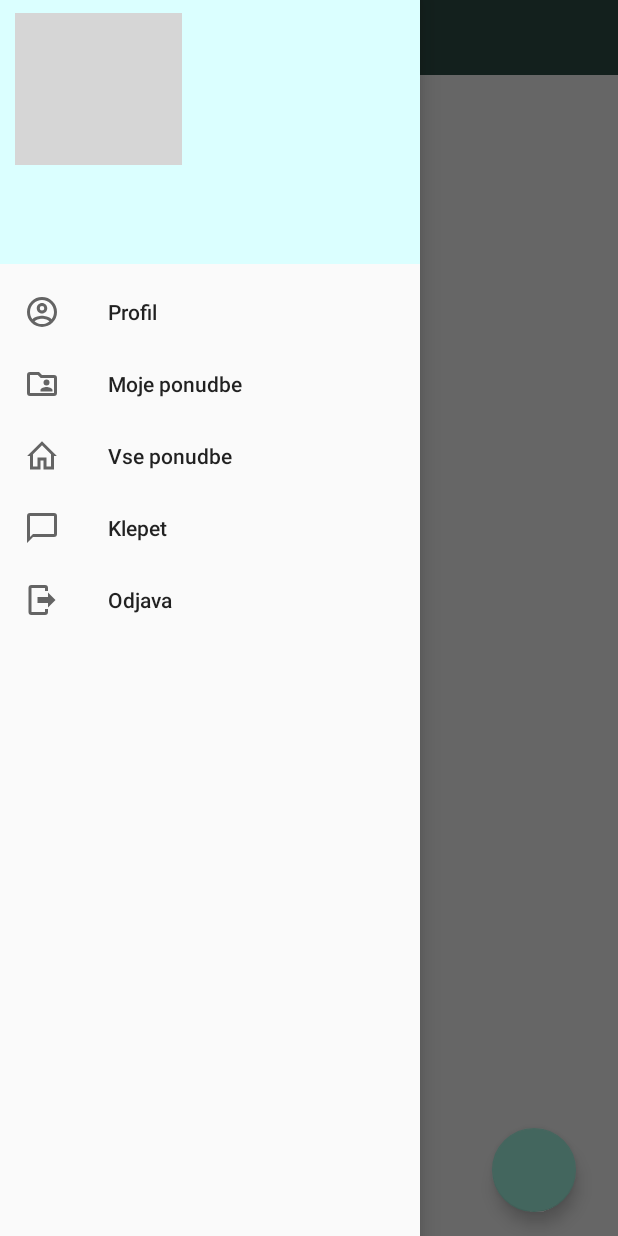
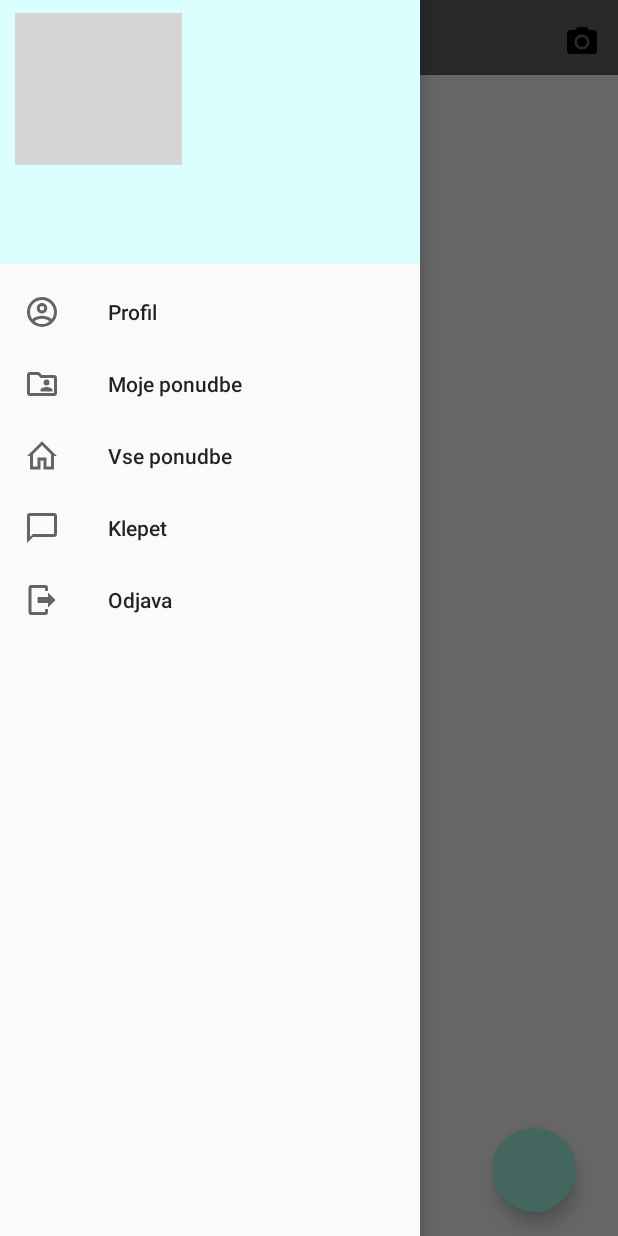
Before and after one commit to VerckoMatic/ProjektTVA_ITA, an Android app: the HomeFragment screen opened directly, with no data from a screen before it, with the side drawer open, on a phone screen of 412 x 824 dp. Run offline under Robolectric (Android 15) with nearby library versions, the phone set to English and light mode, and no system bars; our stand-ins replace CircleImageView, Picasso; libraries missing offline, so code that uses them is left out: retrofit2.adapter.rxjava, rx.android.schedulers, rx.schedulers, rx.subscriptions; pictures from the network do not load; 4 statements that could not run were skipped; grey boxes are pictures that could not be loaded.

Commit message:
SearchView dela

```diff
--- a/app/build.gradle
+++ b/app/build.gradle
@@ -44,4 +44,5 @@ dependencies {
     implementation 'com.github.stfalcon:frescoimageviewer:0.5.0'
     implementation 'org.jsoup:jsoup:1.12.1'
     implementation 'de.hdodenhof:circleimageview:3.0.0'
+    compile 'com.miguelcatalan:materialsearchview:1.4.0'
 }
--- a/app/src/main/AndroidManifest.xml
+++ b/app/src/main/AndroidManifest.xml
@@ -31,7 +31,8 @@
         <activity
             android:name="View.Activitys.Homepage"
             android:label="@string/title_activity_homepage"
-            android:theme="@style/AppTheme.NoActionBar" />
+            android:theme="@style/AppTheme.NoActionBar" >
+            </activity>
         <activity android:name="View.Activitys.ForgotPassword" />
         <activity android:name="View.Activitys.CreateItem" />
         <activity android:name="View.Activitys.ShowSelectedItem" />
--- a/app/src/main/java/View/Activitys/Fragments/HomeFragment.java
+++ b/app/src/main/java/View/Activitys/Fragments/HomeFragment.java
@@ -1,5 +1,6 @@
 package View.Activitys.Fragments;
 
+import android.app.SearchManager;
 import android.content.Context;
 import android.content.DialogInterface;
 import android.content.Intent;
@@ -12,13 +13,19 @@ import android.support.annotation.Nullable;
 import android.support.design.widget.FloatingActionButton;
 import android.support.design.widget.Snackbar;
 import android.support.v4.app.Fragment;
+import android.support.v4.view.MenuItemCompat;
 import android.support.v4.widget.SwipeRefreshLayout;
 import android.support.v7.app.AlertDialog;
 import android.support.v7.widget.LinearLayoutManager;
 import android.support.v7.widget.RecyclerView;
+import android.support.v7.widget.SearchView;
 import android.view.LayoutInflater;
+import android.view.Menu;
+import android.view.MenuInflater;
+import android.view.MenuItem;
 import android.view.View;
 import android.view.ViewGroup;
+import android.view.inputmethod.EditorInfo;
 import android.widget.TextView;
 import android.widget.Toast;
 
@@ -27,12 +34,7 @@ import com.google.gson.Gson;
 import com.google.gson.GsonBuilder;
 
 import java.io.IOException;
-import java.util.ArrayList;
-import java.util.List;
 
-import Model.Classes.Accessories;
-import Model.Classes.Devices;
-import Model.Classes.Game;
 import Model.ResponsePOJO.ItemResponsePOJO;
 import Model.ResponsePOJO.ItemResponsePOJOlist;
 import View.Activitys.Adapters.RecyclerViewAdapter;
@@ -50,6 +52,7 @@ import utils.Constants;
 public class HomeFragment extends Fragment {
     private String mToken;
     private String mEmail;
+    Context mContext;
     TextView tw_out;
     Bitmap bitmap;
     AlertDialog alertDialogWithRadioButtons;
@@ -59,6 +62,7 @@ public class HomeFragment extends Fragment {
     private SharedPreferences mSharedPreferences;
     Context applicationContext = Homepage.getContextOfApplication();
     RecyclerView recyclerView;
+    RecyclerViewAdapter adapter;
     ItemResponsePOJOlist itemResponsePOJOlist = new ItemResponsePOJOlist();
     @Nullable
     @Override
@@ -67,7 +71,8 @@ public class HomeFragment extends Fragment {
 
         mSubscriptions = new CompositeSubscription();
         initSharedPreferences();
-
+        setHasOptionsMenu(true);
+        //((AppCompatActivity)getActivity()).getSupportActionBar().hide();
         recyclerView = (RecyclerView)rootView.findViewById(R.id.rv);
 
 
@@ -228,7 +233,7 @@ public class HomeFragment extends Fragment {
             LinearLayoutManager linearLayoutManager = new LinearLayoutManager(getActivity());
             recyclerView.setLayoutManager(linearLayoutManager);
             itemResponsePOJOlist.setItemResponsePOJOlist(userDtoList.getItemResponsePOJOlist());
-            RecyclerViewAdapter adapter = new RecyclerViewAdapter(userDtoList.getItemResponsePOJOlist());
+            adapter = new RecyclerViewAdapter(userDtoList.getItemResponsePOJOlist());
             adapter.setOnItemClickListener(onItemClickListener);
             recyclerView.setAdapter(adapter);
         }
@@ -261,4 +266,33 @@ public class HomeFragment extends Fragment {
             startActivity(intent);
         }
     };
+
+
+    @Override
+    public void onCreateOptionsMenu(Menu menu, MenuInflater inflater) {
+        super.onCreateOptionsMenu(menu, inflater);
+        inflater.inflate(R.menu.search_menu, menu);
+
+        MenuItem searchItem = menu.findItem(R.id.action_search);
+        SearchView searchView = (SearchView) searchItem.getActionView();
+
+
+        searchView.setOnQueryTextListener(new SearchView.OnQueryTextListener() {
+            @Override
+            public boolean onQueryTextSubmit(String query) {
+                return false;
+            }
+
+            @Override
+            public boolean onQueryTextChange(String newText) {
+                adapter.getFilter().filter(newText);
+                return false;
+            }
+
+        });
+    }
+
+
+
+
 }
--- a/app/src/main/java/View/Activitys/Homepage.java
+++ b/app/src/main/java/View/Activitys/Homepage.java
@@ -14,6 +14,7 @@ import android.provider.MediaStore;
 import android.support.annotation.NonNull;
 import android.support.design.widget.NavigationView;
 import android.support.v4.view.GravityCompat;
+import android.support.v4.view.MenuItemCompat;
 import android.support.v4.widget.DrawerLayout;
 import android.support.v4.widget.SwipeRefreshLayout;
 import android.support.v7.app.ActionBarDrawerToggle;
@@ -21,6 +22,8 @@ import android.support.v7.app.AlertDialog;
 import android.support.v7.app.AppCompatActivity;
 import android.support.v7.widget.Toolbar;
 import android.util.Log;
+import android.view.Menu;
+import android.view.MenuInflater;
 import android.view.MenuItem;
 
 import com.example.matic.projekttva.R;
@@ -29,6 +32,7 @@ import com.google.gson.GsonBuilder;
 import com.squareup.picasso.Picasso;
 
 import android.view.View;
+import android.view.inputmethod.EditorInfo;
 import android.widget.TextView;
 import android.widget.Toast;
 
@@ -43,7 +47,9 @@ import java.util.Calendar;
 
 import Model.Classes.Response;
 import Model.Classes.User;
-import Model.ResponsePOJO.ItemResponsePOJOlist;
+import android.app.SearchManager;
+import android.support.v7.widget.SearchView;
+import android.widget.SearchView.OnQueryTextListener;
 import View.Activitys.Fragments.HomeFragment;
 import View.Activitys.Fragments.MyItemsFragment;
 import View.Activitys.Fragments.CommingSoonFragment;
@@ -94,8 +100,8 @@ public class Homepage extends AppCompatActivity implements NavigationView.OnNavi
         contextOfApplication = getApplicationContext();
         Toolbar toolbar = findViewById(R.id.toolbar);
         setSupportActionBar(toolbar);
+        getSupportActionBar().setDisplayShowTitleEnabled(false);
         initSharredPrefferences();
-
         drawer = findViewById(R.id.drawer_layout);
         navigationView = findViewById(R.id.nav_view);
         navigationView.setNavigationItemSelectedListener(this);
--- a/app/src/main/res/layout/activity_homepage.xml
+++ b/app/src/main/res/layout/activity_homepage.xml
@@ -7,20 +7,20 @@
     tools:context="View.Activitys.Homepage"
     tools:layout_editor_absoluteY="25dp"
     android:id="@+id/drawer_layout">
+    <FrameLayout
+        android:id="@+id/toolbar_container"
+        android:layout_width="match_parent"
+        android:layout_height="wrap_content">
 
-    <LinearLayout
-        android:layout_width="wrap_content"
-        android:layout_height="wrap_content">
-        <!-- A CardView that contains a TextView -->
+        <android.support.v7.widget.Toolbar
+            android:id="@+id/toolbar"
+            android:layout_width="match_parent"
+            android:layout_height="?attr/actionBarSize"
+            >
+        </android.support.v7.widget.Toolbar>
 
 
-        <android.support.v7.widget.Toolbar
-            android:layout_width="match_parent"
-            android:layout_height="match_parent"
-            android:id="@+id/toolbar"
-            android:background="@color/colorPrimaryDark"></android.support.v7.widget.Toolbar>
-
-    </LinearLayout>
+    </FrameLayout>
 
     <FrameLayout
         android:layout_width="match_parent"
--- a/app/src/main/res/layout/fragment_home.xml
+++ b/app/src/main/res/layout/fragment_home.xml
@@ -7,6 +7,7 @@
     android:paddingTop="50dp"
     tools:layout_editor_absoluteY="81dp"
     >
+
     <android.support.v4.widget.SwipeRefreshLayout
     xmlns:android="http://schemas.android.com/apk/res/android"
     android:id="@+id/swiperefresh"
--- /dev/null
+++ b/app/src/main/res/menu/search_menu.xml
@@ -0,0 +1,11 @@
+<?xml version="1.0" encoding="utf-8"?>
+<menu xmlns:android="http://schemas.android.com/apk/res/android"
+    xmlns:app="http://schemas.android.com/apk/res-auto"
+    xmlns:myapp="http://schemas.android.com/tools">
+    <item
+        android:id="@+id/action_search"
+        android:icon="@drawable/ic_menu_camera"
+        android:title="@string/search_hint"
+        app:showAsAction="collapseActionView|ifRoom"
+        app:actionViewClass="android.support.v7.widget.SearchView" />
+</menu>
--- /dev/null
+++ b/app/src/main/res/xml/searchable.xml
@@ -0,0 +1,4 @@
+<?xml version="1.0" encoding="utf-8"?>
+<searchable xmlns:android="http://schemas.android.com/apk/res/android"
+    android:hint="@string/search_hint"
+    android:label="@string/app_name" />
```
Also changed, not shown: app/src/main/java/View/Activitys/Adapters/RecyclerViewAdapter.java (+41 -1 lines).
